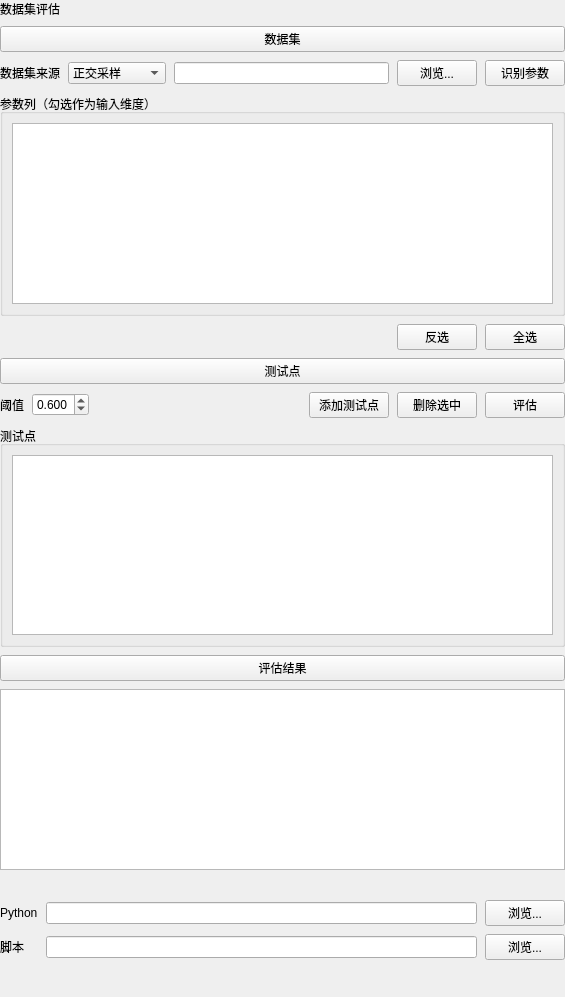
First picture: the form in plugins/Base_SurrogateModel/DatasetEvaluation.ui, repository asd977/base_cae, before the edit.
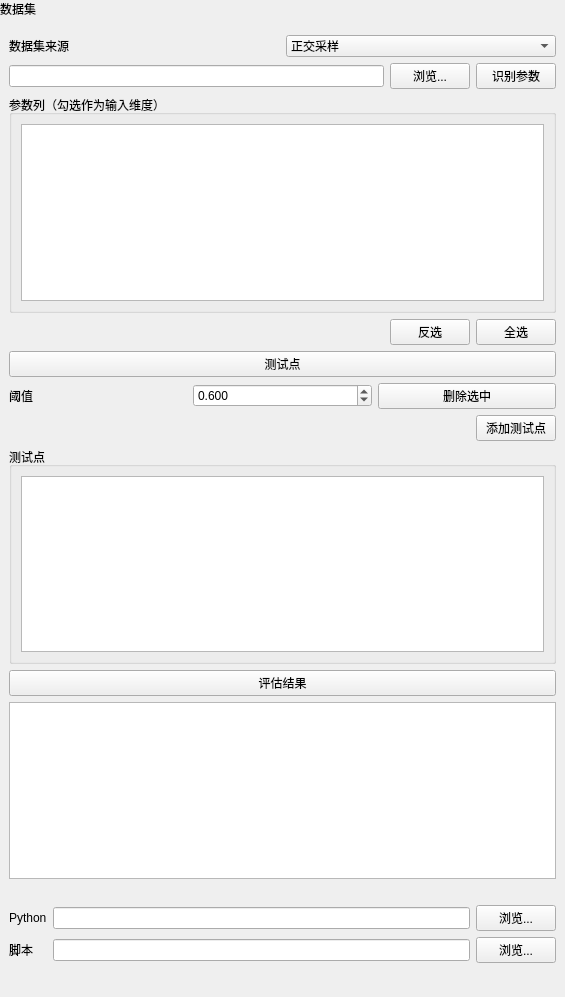
Second picture: the form after the edit.

```diff
--- a/plugins/Base_SurrogateModel/DatasetEvaluation.ui
+++ b/plugins/Base_SurrogateModel/DatasetEvaluation.ui
@@ -27,24 +27,42 @@
     <number>0</number>
    </property>
    <property name="bottomMargin">
-    <number>8</number>
+    <number>0</number>
    </property>
       <item>
-    <widget class="QLabel" name="pageNameLabel">
-     <property name="text">
-      <string>数据集评估</string>
+    <widget class="QLabel" name="pageHeaderLabel">
+     <property name="sizePolicy">
+      <sizepolicy hsizetype="Preferred" vsizetype="Fixed">
+       <horstretch>0</horstretch>
+       <verstretch>0</verstretch>
+      </sizepolicy>
      </property>
-    </widget>
-   </item>
-<item>
-    <widget class="QPushButton" name="sectionTitleButton">
      <property name="text">
       <string>数据集</string>
      </property>
     </widget>
    </item>
    <item>
-    <layout class="QHBoxLayout" name="datasetRow">
+    <layout class="QVBoxLayout" name="contentLayout">
+     <property name="leftMargin">
+      <number>9</number>
+     </property>
+     <property name="topMargin">
+      <number>9</number>
+     </property>
+     <property name="rightMargin">
+      <number>9</number>
+     </property>
+     <property name="bottomMargin">
+      <number>9</number>
+     </property>
+     <property name="spacing">
+      <number>6</number>
+     </property>
+     <item>
+      <layout class="QVBoxLayout" name="datasetRow">
+       <item>
+        <layout class="QHBoxLayout" name="dsRow1">
      <item>
       <widget class="QLabel" name="dsLabel">
        <property name="text">
@@ -69,10 +87,27 @@
          <string>自定义文件...</string>
         </property>
        </item>
-      </widget>
-     </item>
+           <property name="minimumSize">
+            <size>
+             <width>10</width>
+             <height>0</height>
+            </size>
+           </property>
+          </widget>
+         </item>
+        </layout>
+       </item>
      <item>
-      <widget class="QLineEdit" name="datasetPathEdit" />
+        <layout class="QHBoxLayout" name="dsRow2">
+         <item>
+          <widget class="QLineEdit" name="datasetPathEdit">
+           <property name="minimumSize">
+            <size>
+             <width>10</width>
+             <height>0</height>
+            </size>
+           </property>
+          </widget>
      </item>
      <item>
       <widget class="QPushButton" name="browseDatasetBtn">
@@ -90,6 +125,8 @@
      </item>
        </layout>
    </item>
+      </layout>
+     </item>
    <item>
     <widget class="QGroupBox" name="paramBox">
      <property name="title">
@@ -145,7 +182,9 @@
     </widget>
    </item>
    <item>
-    <layout class="QHBoxLayout" name="opsRow">
+      <layout class="QVBoxLayout" name="opsRow">
+       <item>
+        <layout class="QHBoxLayout" name="opsRow1">
      <item>
       <widget class="QLabel" name="thrLabel">
        <property name="text">
@@ -170,8 +209,25 @@
        <property name="value">
         <double>0.600000000000000</double>
        </property>
-      </widget>
-     </item>
+           <property name="minimumSize">
+            <size>
+             <width>10</width>
+             <height>0</height>
+            </size>
+           </property>
+          </widget>
+         </item>
+         <item>
+          <widget class="QPushButton" name="delRowBtn">
+           <property name="text">
+            <string>删除选中</string>
+           </property>
+          </widget>
+         </item>
+        </layout>
+       </item>
+       <item>
+        <layout class="QHBoxLayout" name="opsRow2">
      <item>
       <spacer name="sp2">
        <property name="orientation">
@@ -192,19 +248,7 @@
        </property>
       </widget>
      </item>
-     <item>
-      <widget class="QPushButton" name="delRowBtn">
-       <property name="text">
-        <string>删除选中</string>
-       </property>
-      </widget>
-     </item>
-     <item>
-      <widget class="QPushButton" name="evaluateBtn">
-       <property name="text">
-        <string>评估</string>
-       </property>
-      </widget>
+        </layout>
      </item>
     </layout>
    </item>
@@ -217,7 +261,17 @@
        </property>
        <layout class="QVBoxLayout" name="testLayout">
         <item>
-         <widget class="QTableWidget" name="testTable" />
+           <widget class="QTableWidget" name="testTable">
+            <attribute name="horizontalHeaderStretchLastSection">
+             <bool>true</bool>
+            </attribute>
+            <property name="minimumSize">
+             <size>
+              <width>10</width>
+              <height>0</height>
+             </size>
+            </property>
+           </widget>
         </item>
        </layout>
       </widget>
@@ -232,7 +286,17 @@
     </widget>
    </item>
    <item>
-    <widget class="QTableWidget" name="resultTable" />
+      <widget class="QTableWidget" name="resultTable">
+       <attribute name="horizontalHeaderStretchLastSection">
+        <bool>true</bool>
+       </attribute>
+       <property name="minimumSize">
+        <size>
+         <width>10</width>
+         <height>0</height>
+        </size>
+       </property>
+      </widget>
    </item>
    <item>
     <widget class="QLabel" name="imageLabel">
@@ -254,7 +318,14 @@
       </widget>
      </item>
      <item row="0" column="1">
-      <widget class="QLineEdit" name="pythonExeEdit" />
+        <widget class="QLineEdit" name="pythonExeEdit">
+         <property name="minimumSize">
+          <size>
+           <width>10</width>
+           <height>0</height>
+          </size>
+         </property>
+        </widget>
      </item>
      <item row="0" column="2">
       <widget class="QPushButton" name="browsePyBtn">
@@ -271,7 +342,14 @@
       </widget>
      </item>
      <item row="1" column="1">
-      <widget class="QLineEdit" name="scriptPathEdit" />
+        <widget class="QLineEdit" name="scriptPathEdit">
+         <property name="minimumSize">
+          <size>
+           <width>10</width>
+           <height>0</height>
+          </size>
+         </property>
+        </widget>
      </item>
      <item row="1" column="2">
       <widget class="QPushButton" name="browseScBtn">
@@ -294,6 +372,8 @@
       </size>
      </property>
     </spacer>
+     </item>
+    </layout>
    </item>
 </layout>
  </widget>
```
Left out of the diff: 2 changed lines with no effect on the pictures. Lines whose indentation alone changed are shown as unchanged.
